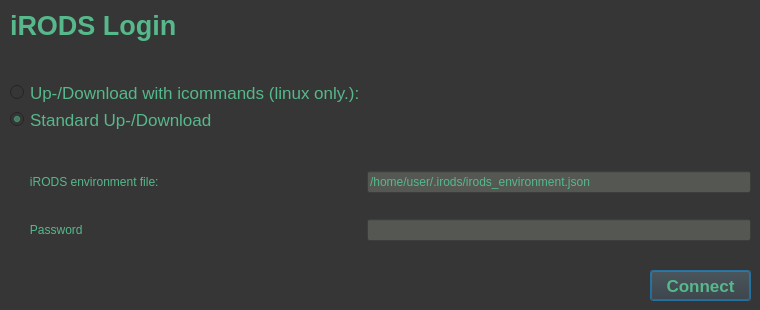
The window that irods-basicGUI/ui-files/irodsLogin.ui (iBridges-for-iRODS/iBridges) describes before a commit, drawn with Qt 5.
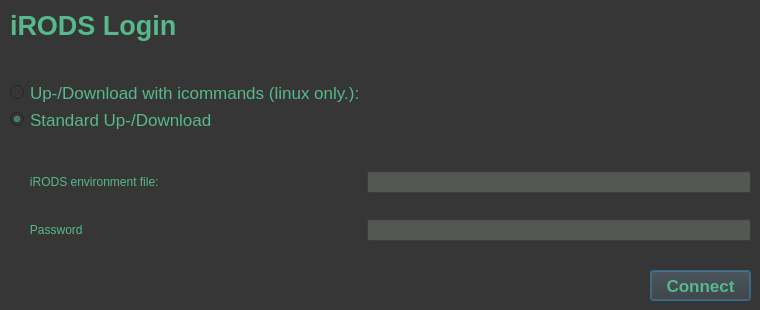
The same window after the commit.

Commit message: Login: default irods env path and enter enabled.

```diff
--- a/irods-basicGUI/ui-files/irodsLogin.ui
+++ b/irods-basicGUI/ui-files/irodsLogin.ui
@@ -166,7 +166,7 @@
        <string notr="true">background-color: rgb(85, 87, 83);</string>
       </property>
       <property name="text">
-       <string>/home/user/.irods/irods_environment.json</string>
+       <string/>
       </property>
      </widget>
     </item>
```
Left out of the diff: 3 changed lines with no effect on the pictures. The commit also changes 2 other files.
